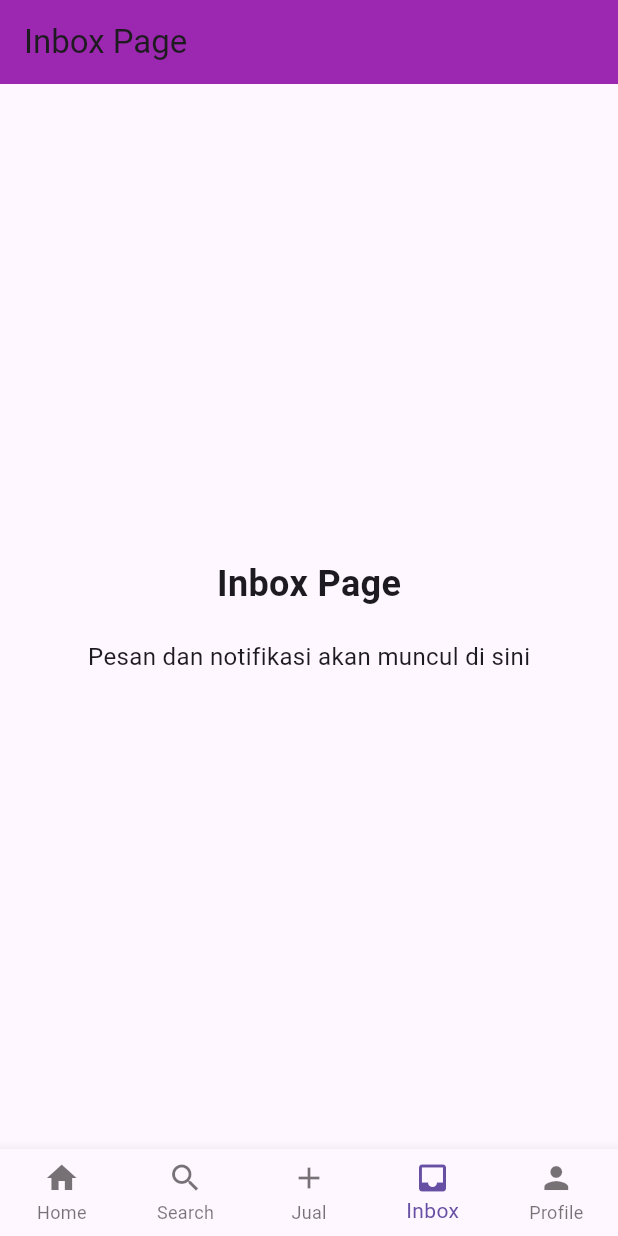
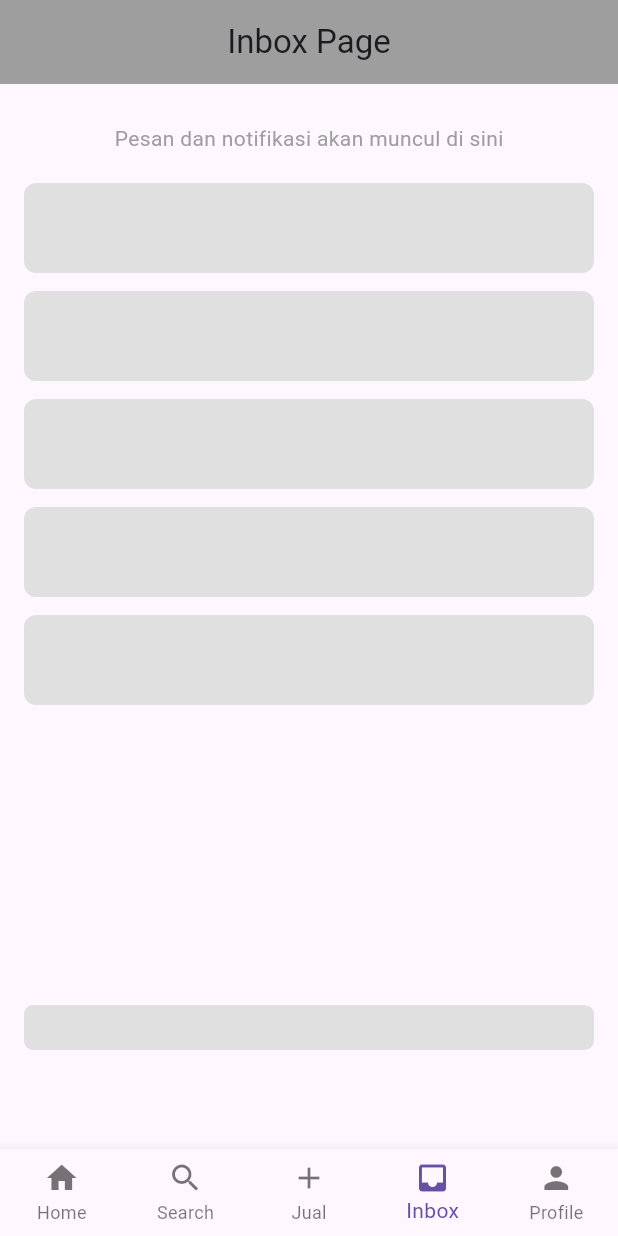
Before and after one commit to Whyyyyyme/UTP, a Flutter app: the screen it shows after launch, item 4 of the bottom bar chosen, on a phone screen of 412 x 824 dp. Run offline on Flutter 3.47's test engine with Material 3 defaults, Android fonts, the phone set to English and light mode, and no system bars; network calls fail.

Commit message:
Update Inbox

```diff
--- a/lib/pages/inbox_page.dart
+++ b/lib/pages/inbox_page.dart
@@ -6,20 +6,52 @@ class InboxPage extends StatelessWidget {
   @override
   Widget build(BuildContext context) {
     return Scaffold(
-      appBar: AppBar(title: Text('Inbox Page'), backgroundColor: Colors.purple),
-      body: Center(
+      appBar: AppBar(
+        title: const Text('Inbox Page'),
+        backgroundColor: Colors.grey,
+        centerTitle: true,
+      ),
+      body: SingleChildScrollView(
+        padding: const EdgeInsets.all(16),
         child: Column(
-          mainAxisAlignment: MainAxisAlignment.center,
+          crossAxisAlignment: CrossAxisAlignment.center,
           children: [
-            Text(
-              'Inbox Page',
-              style: TextStyle(fontSize: 24, fontWeight: FontWeight.bold),
+            const SizedBox(height: 10),
+
+            const Text(
+              'Pesan dan notifikasi akan muncul di sini',
+              style: TextStyle(fontSize: 14, color: Colors.grey),
             ),
-            SizedBox(height: 20),
-            Text(
-              'Pesan dan notifikasi akan muncul di sini',
-              style: TextStyle(fontSize: 16),
+            const SizedBox(height: 20),
+
+            ListView.separated(
+              itemCount: 5,
+              shrinkWrap: true,
+              physics: const NeverScrollableScrollPhysics(),
+              separatorBuilder: (_, __) => const SizedBox(height: 12),
+              itemBuilder: (context, index) {
+                return Container(
+                  height: 60,
+                  decoration: BoxDecoration(
+                    color: Colors.grey[300],
+                    borderRadius: BorderRadius.circular(8),
+                  ),
+                );
+              },
             ),
+
+            const SizedBox(height: 200),
+
+            Container(
+              height: 30,
+              width: 400,
+              decoration: BoxDecoration(
+                color: Colors.grey[300],
+                borderRadius: BorderRadius.circular(6),
+              ),
+            ),
+
+            const SizedBox(height: 600),
           ],
         ),
       ),
```
